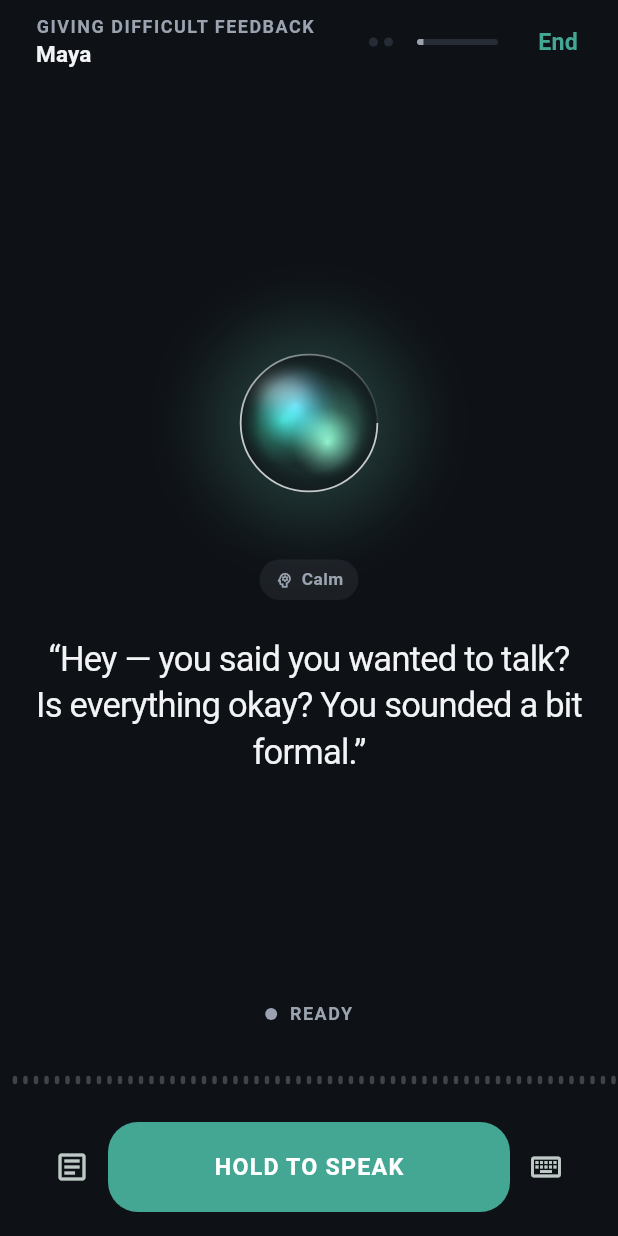
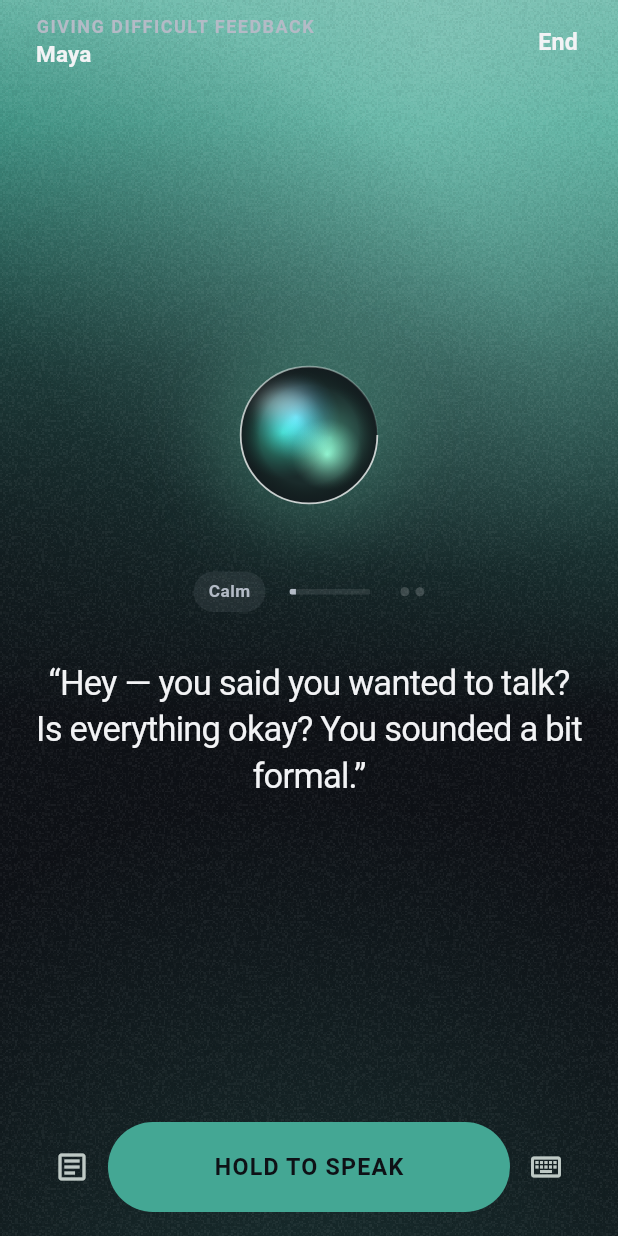
Before and after one commit to Aaditya1273/VERBAL, a Flutter app: the HomeScreen screen opened by its route, after a tap on "Practise now", on a phone screen of 412 x 824 dp. Run offline on Flutter 3.47's test engine with Material 3 defaults, Android fonts, the phone set to English and light mode, and no system bars; our stand-ins replace audioplayers, flutter_riverpod, flutter_tts, go_router, permission_handler, shared_preferences and 2 more; missing offline and left inert: purchases_flutter; accounts and stored records are empty.

Commit message:
Tidy the chrome: aligned titles, quieter cockpit, readable text on the lit top
Screen titles now share the content's left edge; the You tabs sit on it too.
The cockpit lost its duplicate status line and its idle row of dots, and the
pressure meter and objection dots moved out of the app bar into one quiet
instrument row under the orb, so the scenario title no longer truncates.
Text buttons are ink, not accent, so End and Restore read on the lit top.
Muted text is lighter, bar tracks are neutral, the talk button is a pill with
ink on it.

Co-Authored-By: Claude Fable 5.1 <noreply@anthropic.com>
Claude-Session: https://claude.ai/code/session_01CpDW6XEEVFjcnDFdE5tTPs

```diff
--- a/lib/app/theme.dart
+++ b/lib/app/theme.dart
@@ -26,8 +26,8 @@ class VerbalTokens {
   static const darkSurface = Color(0xFF171B22);
   static const darkRaised = Color(0xFF1F242D);
   static const darkInk = Color(0xFFF2F3F5);
-  static const darkMuted = Color(0xFF9AA3AF);
-  static const darkLine = Color(0xFF262C36);
+  static const darkMuted = Color(0xFFB3BBC6);
+  static const darkLine = Color(0xFF272B31);
 
   /// Accent — calm, professional, never neon.
   static const accentLight = Color(0xFF175E54);
@@ -400,7 +400,9 @@ ThemeData buildTheme(Brightness brightness) {
       surfaceTintColor: Colors.transparent,
       elevation: 0,
       centerTitle: false,
-      titleTextStyle: text.titleMedium,
+      // Titles sit on the same left edge as the page content below them.
+      titleSpacing: VerbalTokens.lg,
+      titleTextStyle: text.headlineSmall,
       iconTheme: IconThemeData(color: c.ink),
       systemOverlayStyle:
           isDark ? SystemUiOverlayStyle.light : SystemUiOverlayStyle.dark,
@@ -434,9 +436,19 @@ ThemeData buildTheme(Brightness brightness) {
     ),
     textButtonTheme: TextButtonThemeData(
       style: TextButton.styleFrom(
-        foregroundColor: c.accent,
+        // Ink, not accent: an accent label vanishes on the lit top of the page.
+        foregroundColor: c.ink,
         textStyle: text.labelLarge,
       ),
+    ),
+    tabBarTheme: TabBarThemeData(
+      dividerColor: Colors.transparent,
+      indicatorSize: TabBarIndicatorSize.label,
+      indicatorColor: c.accent,
+      labelColor: c.ink,
+      unselectedLabelColor: c.muted,
+      labelStyle: text.titleSmall,
+      unselectedLabelStyle: text.titleSmall,
     ),
     navigationBarTheme: NavigationBarThemeData(
       backgroundColor: c.surface.withValues(alpha: 0.72),
--- a/lib/features/practice/practice_screen.dart
+++ b/lib/features/practice/practice_screen.dart
@@ -112,7 +112,6 @@ class _PracticeScreenState extends ConsumerState<PracticeScreen> {
         if (!didPop) _end();
       },
       child: Scaffold(
-        backgroundColor: c.bg,
         appBar: AppBar(
           automaticallyImplyLeading: false,
           titleSpacing: VerbalTokens.lg,
@@ -136,13 +135,6 @@ class _PracticeScreenState extends ConsumerState<PracticeScreen> {
             ],
           ),
           actions: [
-            _Progress(
-              handled: _controller.engine.handledObjectionIds.length,
-              total: _controller.engine.scheduledObjections.length,
-            ),
-            const SizedBox(width: VerbalTokens.md),
-            _PressureMeter(pressure: state.pressure),
-            const SizedBox(width: VerbalTokens.sm),
             TextButton(onPressed: _end, child: const Text('End')),
             const SizedBox(width: VerbalTokens.sm),
           ],
@@ -155,11 +147,16 @@ class _PracticeScreenState extends ConsumerState<PracticeScreen> {
                     Expanded(
                       child: _showTranscript
                           ? _Transcript(turns: state.turns)
-                          : _ActorStage(state: state),
+                          : _ActorStage(
+                              state: state,
+                              handled: _controller
+                                  .engine.handledObjectionIds.length,
+                              total: _controller
+                                  .engine.scheduledObjections.length,
+                            ),
                     ),
                     if (state.lastPitfall != null)
                       _PitfallFlash(pitfall: state.lastPitfall!),
-                    _StatusRow(state: state),
                     Waveform(
                       levels: state.levels,
                       active: state.phase == VoicePhase.listening,
@@ -248,9 +245,15 @@ class _PracticeScreenState extends ConsumerState<PracticeScreen> {
 
 /// The other person's current line, given the whole stage.
 class _ActorStage extends StatelessWidget {
-  const _ActorStage({required this.state});
+  const _ActorStage({
+    required this.state,
+    required this.handled,
+    required this.total,
+  });
 
   final PracticeState state;
+  final int handled;
+  final int total;
 
   @override
   Widget build(BuildContext context) {
@@ -268,12 +271,23 @@ class _ActorStage extends StatelessWidget {
             listening: state.phase == VoicePhase.listening,
           ),
           const SizedBox(height: VerbalTokens.md),
-          Pill(
-            state.emotion.label,
-            icon: Icons.psychology_outlined,
-            tone: state.pressure > 0.6 ? c.signal : c.muted,
+          // One quiet line of instruments: mood, pressure, objections handled.
+          Row(
+            mainAxisAlignment: MainAxisAlignment.center,
+            children: [
+              Pill(
+                state.emotion.label,
+                tone: state.pressure > 0.6 ? c.signal : c.muted,
+              ),
+              const SizedBox(width: VerbalTokens.md),
+              _PressureMeter(pressure: state.pressure),
+              if (total > 0) ...[
+                const SizedBox(width: VerbalTokens.md),
+                _Progress(handled: handled, total: total),
+              ],
+            ],
           ),
-          const SizedBox(height: VerbalTokens.lg),
+          const SizedBox(height: VerbalTokens.xl),
           AnimatedSwitcher(
             duration: context.reduceMotion
                 ? Duration.zero
@@ -377,104 +391,6 @@ class _PitfallFlash extends StatelessWidget {
   }
 }
 
-/// LISTENING / THINKING / SPEAKING — the system state, always visible.
-class _StatusRow extends StatelessWidget {
-  const _StatusRow({required this.state});
-
-  final PracticeState state;
-
-  @override
-  Widget build(BuildContext context) {
-    final c = context.c;
-    final isLive = state.phase == VoicePhase.listening;
-    final color = switch (state.phase) {
-      VoicePhase.listening => c.signal,
-      VoicePhase.error => c.signal,
-      VoicePhase.speaking => c.accent,
-      _ => c.muted,
-    };
-
-    return Semantics(
-      liveRegion: true,
-      label: 'Status: ${state.phase.label.toLowerCase()}',
-      child: Padding(
-        padding: const EdgeInsets.only(bottom: VerbalTokens.sm),
-        child: Row(
-          mainAxisAlignment: MainAxisAlignment.center,
-          children: [
-            _Dot(color: color, pulsing: isLive),
-            const SizedBox(width: VerbalTokens.sm),
-            Text(
-              state.phase.label,
-              style: context.t.labelMedium?.copyWith(color: color),
-            ),
-          ],
-        ),
-      ),
-    );
-  }
-}
-
-class _Dot extends StatefulWidget {
-  const _Dot({required this.color, required this.pulsing});
-
-  final Color color;
-  final bool pulsing;
-
-  @override
-  State<_Dot> createState() => _DotState();
-}
-
-class _DotState extends State<_Dot> with SingleTickerProviderStateMixin {
-  late final AnimationController _c = AnimationController(
-    vsync: this,
-    duration: const Duration(milliseconds: 900),
-  );
-
-  @override
-  void didUpdateWidget(_Dot old) {
-    super.didUpdateWidget(old);
-    _sync();
-  }
-
-  @override
-  void initState() {
-    super.initState();
-    _sync();
-  }
-
-  void _sync() {
-    if (widget.pulsing && !context.reduceMotion) {
-      _c.repeat(reverse: true);
-    } else {
-      _c.stop();
-      _c.value = 1;
-    }
-  }
-
-  @override
-  void dispose() {
-    _c.dispose();
-    super.dispose();
-  }
-
-  @override
-  Widget build(BuildContext context) {
-    return FadeTransition(
-      opacity: Tween<double>(begin: 0.35, end: 1).animate(_c),
-      child: Container(
-        width: 8,
-        height: 8,
-        decoration: BoxDecoration(color: widget.color, shape: BoxShape.circle),
-      ),
-    );
-  }
-}
-
-/// How far through the conversation's resistance the user has got.
-///
-/// One dot per objection this difficulty will use — filled once handled. It
-/// answers "how long is this going to go on for", which is otherwise invisible.
 class _Progress extends StatelessWidget {
   const _Progress({required this.handled, required this.total});
 
@@ -501,7 +417,9 @@ class _Progress extends StatelessWidget {
                 height: 6,
                 decoration: BoxDecoration(
                   shape: BoxShape.circle,
-                  color: i < handled ? c.accent : c.line,
+                  color: i < handled
+                      ? c.accent
+                      : c.ink.withValues(alpha: 0.18),
                 ),
               ),
             ),
@@ -532,7 +450,7 @@ class _PressureMeter extends StatelessWidget {
             child: LinearProgressIndicator(
               value: value,
               minHeight: 4,
-              backgroundColor: c.line,
+              backgroundColor: c.ink.withValues(alpha: 0.10),
               valueColor:
                   AlwaysStoppedAnimation(value > 0.6 ? c.signal : c.muted),
             ),
@@ -592,7 +510,8 @@ class _Controls extends StatelessWidget {
                   height: VerbalTokens.tap + 12,
                   decoration: BoxDecoration(
                     color: listening ? c.signal : (busy ? c.raised : c.accent),
-                    borderRadius: BorderRadius.circular(VerbalTokens.radius),
+                    borderRadius:
+                        BorderRadius.circular(VerbalTokens.radiusPill),
                   ),
                   alignment: Alignment.center,
                   child: Text(
@@ -600,7 +519,7 @@ class _Controls extends StatelessWidget {
                         ? 'RELEASE TO SEND'
                         : (busy ? state.phase.label : 'HOLD TO SPEAK'),
                     style: context.t.labelLarge?.copyWith(
-                      color: busy ? c.muted : Colors.white,
+                      color: busy ? c.muted : c.bg,
                       letterSpacing: 0.8,
                     ),
                   ),
--- a/lib/features/profile/profile_screen.dart
+++ b/lib/features/profile/profile_screen.dart
@@ -27,6 +27,10 @@ class ProfileScreen extends ConsumerWidget {
         appBar: AppBar(
           title: const Text('You'),
           bottom: const TabBar(
+            // Left-aligned with the title and the content, not stretched.
+            isScrollable: true,
+            tabAlignment: TabAlignment.start,
+            padding: EdgeInsets.only(left: VerbalTokens.sm),
             tabs: [Tab(text: 'Progress'), Tab(text: 'Settings')],
           ),
         ),
--- a/lib/shared/widgets.dart
+++ b/lib/shared/widgets.dart
@@ -165,7 +165,7 @@ class SkillBar extends StatelessWidget {
                 builder: (context, value, _) => LinearProgressIndicator(
                   value: value,
                   minHeight: 6,
-                  backgroundColor: c.line,
+                  backgroundColor: c.ink.withValues(alpha: 0.08),
                   valueColor: AlwaysStoppedAnimation(
                     score >= 70 ? c.accent : (score >= 45 ? c.muted : c.signal),
                   ),
@@ -219,6 +219,8 @@ class _WaveformPainter extends CustomPainter {
 
   @override
   void paint(Canvas canvas, Size size) {
+    // Nothing to say when nobody is talking: an idle row of dots is noise.
+    if (!active) return;
     const barWidth = 3.0;
     const gap = 4.0;
     final count = (size.width / (barWidth + gap)).floor();
```
Also changed, not shown: bench/results/device_cockpit.png.
